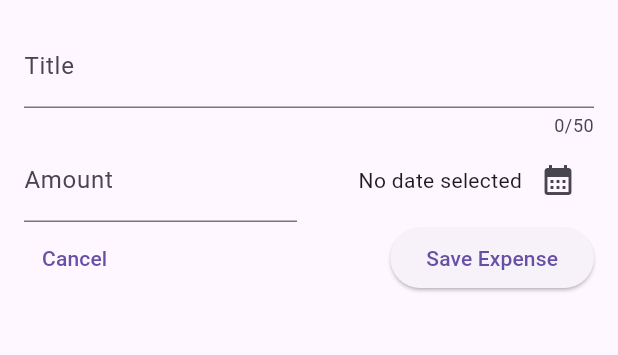
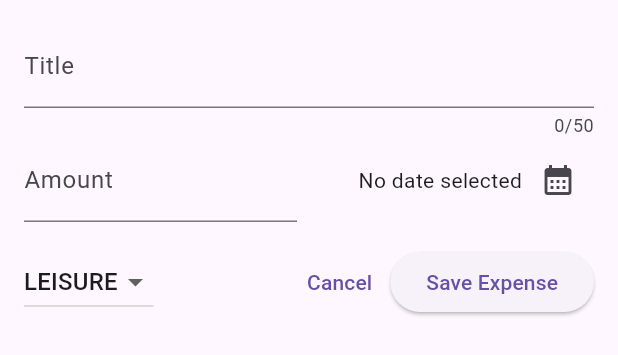
Before and after one commit to haitaa/Flutter, a Flutter app: the NewExpense widget shown alone on an empty page, opened directly, on a phone screen of 412 x 824 dp. Shown: the top 355 px of the screen. Run offline on Flutter 3.47's test engine with Material 3 defaults, Android fonts, the phone set to English and light mode, and no system bars; our stand-ins replace google_fonts.

Commit message:
Adding a Dropdown Button

```diff
--- a/expenses_app/lib/widgets/new_expense.dart
+++ b/expenses_app/lib/widgets/new_expense.dart
@@ -13,6 +13,8 @@ class NewExpense extends StatefulWidget {
 class _NewExpenseState extends State<NewExpense> {
   final _titleController = TextEditingController();
   final _amountController = TextEditingController();
+  Category _selectedCategory = Category.leisure;
+
   DateTime? _selectedDate;
 
   void _presentDatePicker() async {
@@ -83,14 +85,30 @@ class _NewExpenseState extends State<NewExpense> {
               )
             ],
           ),
+          const SizedBox(height: 16),
           Row(
             children: [
+              DropdownButton(
+                  value: _selectedCategory,
+                  items: Category.values
+                      .map((category) => DropdownMenuItem(
+                          value: category,
+                          child: Text(category.name.toUpperCase())))
+                      .toList(),
+                  onChanged: (value) {
+                    if (value == null) {
+                      return;
+                    }
+                    setState(() {
+                      _selectedCategory = value;
+                    });
+                  }),
+              const Spacer(),
               TextButton(
                   onPressed: () {
                     Navigator.pop(context);
                   },
                   child: const Text('Cancel')),
-              const Spacer(),
               ElevatedButton(
                   onPressed: () {
                     print(_amountController.text);
```
